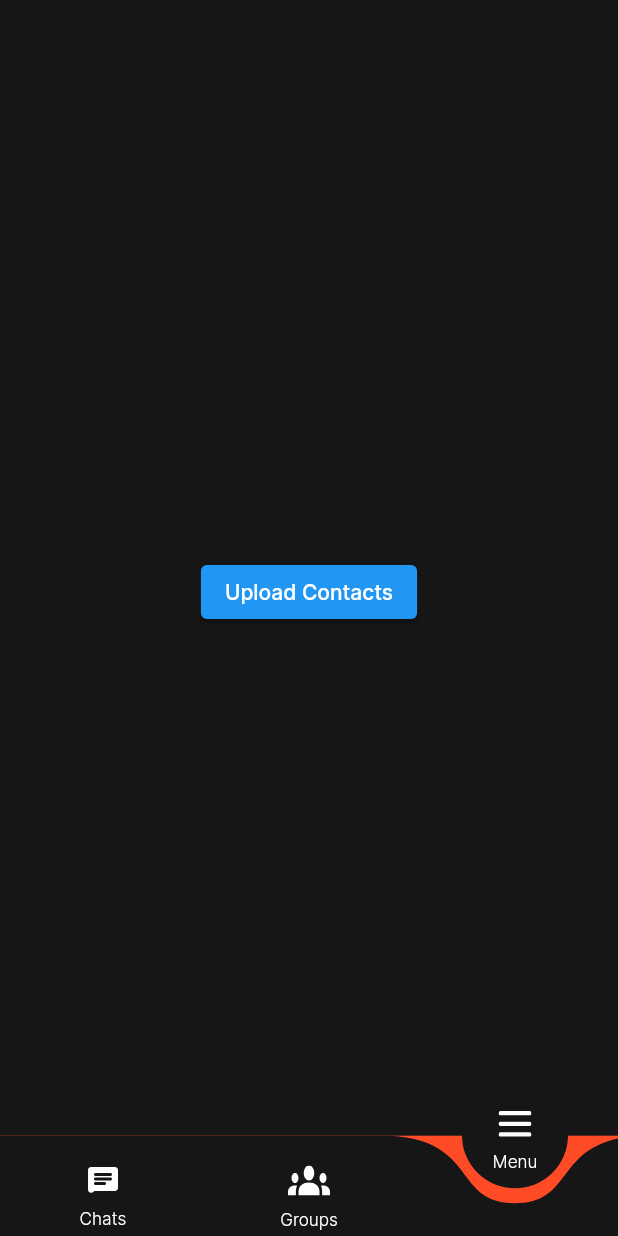
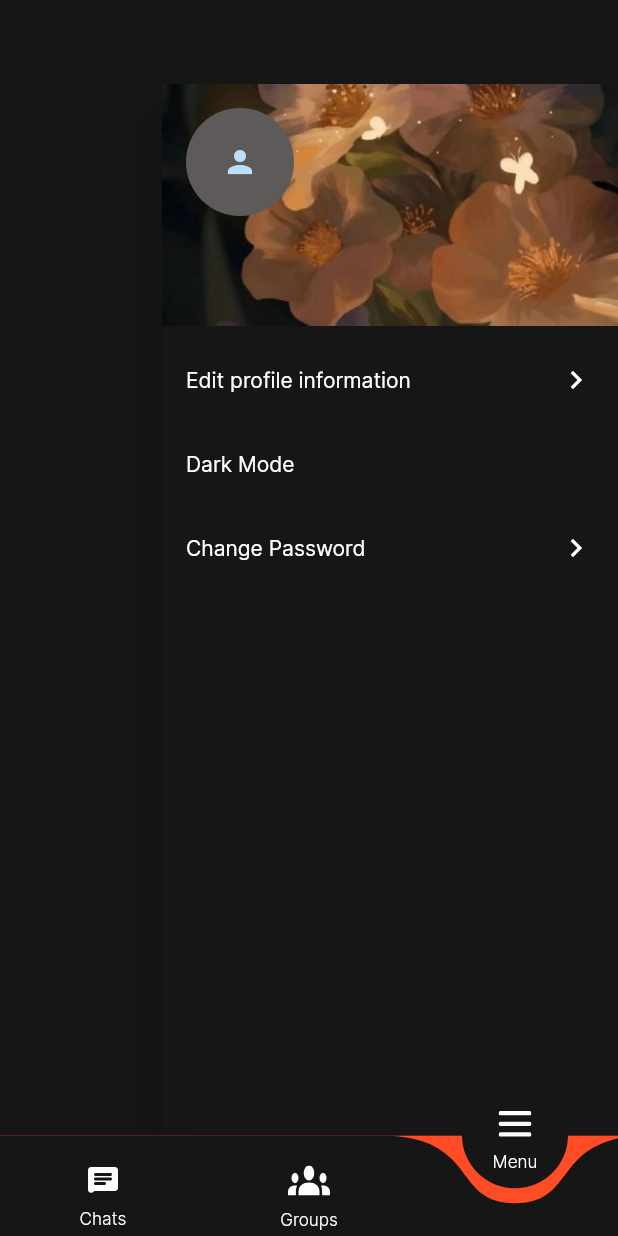
Before and after one commit to ibrahimfekry/Talker, a Flutter app: the HomeLayoutScreen screen opened by its route, item 3 of the bottom bar chosen, on a phone screen of 412 x 824 dp. Run offline on Flutter 3.47's test engine with Material 2 defaults, Android fonts, the phone set to English and light mode, and no system bars; drawn by our look-alikes of curved_navigation_bar; our stand-ins replace audioplayers, cloud_firestore, conditional_builder_null_safety, contacts_service, file_picker, firebase_auth and 10 more; missing offline and left inert: flutter_cached_pdfview, flutter_facebook_auth, flutter_sound_lite; accounts and stored records are empty; network calls fail; project files that could hold a hidden picture were left out.

Commit message:
menu_screen

```diff
--- a/lib/modules/group_chats/add_members_in_group-info.dart
+++ b/lib/modules/group_chats/add_members_in_group-info.dart
@@ -45,7 +45,8 @@ class _AddMembersInGroupInfoState extends State<AddMembersInGroupInfo> {
         if(state is AddMemberGroupInfoSuccess){
           Navigator.push(context, MaterialPageRoute(builder: (context)=> GroupChatRoom(
               groupName: widget.groupName,
-              groupChatId: widget.groupId,)));
+              groupChatId: widget.groupId,
+              idAddMemberFromGroup: true,)));
         }
       },
       builder: (context, state) {
--- a/lib/modules/group_chats/group_chat_room.dart
+++ b/lib/modules/group_chats/group_chat_room.dart
@@ -23,10 +23,11 @@ import '../contact_screen/contact_screen.dart';
 import 'group_info.dart';
 
 class GroupChatRoom extends StatefulWidget {
-  GroupChatRoom({Key? key, required this.groupChatId, required this.groupName, this.isGroupChat = false})
+  GroupChatRoom({Key? key, required this.groupChatId, required this.groupName, this.isGroupChat = false, this.idAddMemberFromGroup = false})
       : super(key: key);
   final String groupChatId, groupName;
   bool? isGroupChat;
+  bool? idAddMemberFromGroup;
 
   @override
   State<GroupChatRoom> createState() => _GroupChatRoomState();
@@ -51,6 +52,12 @@ class _GroupChatRoomState extends State<GroupChatRoom> {
     Future<bool> onBackPressed() async {
       if(widget.isGroupChat == true){
         widget.isGroupChat = false;
+        Navigator.pop(context);
+        Navigator.pop(context);
+      }else if (widget.idAddMemberFromGroup == true){
+        widget.idAddMemberFromGroup = false;
+        Navigator.pop(context);
+        Navigator.pop(context);
         Navigator.pop(context);
         Navigator.pop(context);
       }else{
--- a/lib/modules/menu_screen/menu_screen.dart
+++ b/lib/modules/menu_screen/menu_screen.dart
@@ -1,10 +1,22 @@
+import 'package:cloud_firestore/cloud_firestore.dart';
 import 'package:contacts_service/contacts_service.dart';
+import 'package:firebase_auth/firebase_auth.dart';
 import 'package:flutter/material.dart';
+import 'package:flutter_bloc/flutter_bloc.dart';
 import 'package:flutter_screenutil/flutter_screenutil.dart';
+import 'package:flutter_svg/svg.dart';
 import 'package:permission_handler/permission_handler.dart';
+import 'package:talki/shared/cubit/login_register_cubit/login_states.dart';
+
+import '../../models/users_model.dart';
+import '../../shared/components/widgets/add_member_Item.dart';
+import '../../shared/components/widgets/text_widget.dart';
+import '../../shared/constants/colors.dart';
+import '../../shared/cubit/login_register_cubit/login_cubit.dart';
 
 class MenuScreen extends StatefulWidget {
   static String id = 'MenuScreen';
+
   const MenuScreen({super.key});
 
   @override
@@ -12,68 +24,84 @@ class MenuScreen extends StatefulWidget {
 }
 
 class _MenuScreenState extends State<MenuScreen> {
-  final _scaffoldKey = GlobalKey<ScaffoldState>();
-
-  List<Contact> contacts = [];
-  bool isLoading = true;
 
   @override
   void initState() {
     super.initState();
-    getContactPermission();
-  }
-
-  void getContactPermission() async {
-    if (await Permission.contacts.isGranted) {
-      await fetchContacts();
-    } else {
-      await Permission.contacts.request();
-    }
-  }
-
-  Future fetchContacts() async {
-    contacts = await ContactsService.getContacts();
-
-    setState(() {
-      isLoading = false;
-    });
   }
 
   @override
   Widget build(BuildContext context) {
-    return Center(
-      child: isLoading
-          ? Center(
-        child: CircularProgressIndicator(),
-      )
-          : SingleChildScrollView(
+    LoginCubit loginCubit = LoginCubit.get(context);
+    return BlocConsumer<LoginCubit, LoginStates>(
+      listener: (context, state) {},
+      builder: (context, state) {
+        return Container(
+          height: double.infinity,
+          alignment: Alignment.topRight,
+          child: Drawer(
+            backgroundColor: scaffoldColorDark,
             child: Column(
               children: [
-            ElevatedButton(
-                onPressed: () {}, child: const Text('Upload Contacts')),
-            SizedBox(
-              height: 20.h,
+                UserAccountsDrawerHeader(
+                  decoration: const BoxDecoration(
+                    image: DecorationImage(
+                        fit: BoxFit.cover,
+                        image: AssetImage('assets/images/background_drawer.jpeg')),
                   ),
-            ListView.builder(
-                itemCount: contacts.length,
-                shrinkWrap: true,
-                itemBuilder: (context, index) {
-                  return Container(
-                    color: Colors.white,
-                    child: Column(
-                      children: [
-                        Text(contacts[index].displayName!),
-                        SizedBox(
-                          height: 3.h,
+                  currentAccountPicture: CircleAvatar(
+                    backgroundColor: silverColor,
+                    child: FirebaseAuth.instance.currentUser?.photoURL != null ?
+                    Image(image: NetworkImage('${FirebaseAuth.instance.currentUser?.photoURL}'),) : const Icon(Icons.person),
                   ),
-                        Text(contacts[index].phones![0].value.toString()),
-                      ],
+                  accountName: DefaultText(
+                    text: FirebaseAuth.instance.currentUser?.displayName,
+                    fontColor: whiteColor,
+                    fontSize: 14.sp,
                   ),
-                  );
-                }),
+                  accountEmail: DefaultText(
+                    text: FirebaseAuth.instance.currentUser?.email,
+                    fontColor: whiteColor,
+                    fontSize: 12.sp,
+                  ),
+                ),
+                ListTile(
+                  onTap: () {},
+                  //leading: SvgPicture.asset('assets/images/profile_edit.svg'),
+                  title: DefaultText(
+                      text: 'Edit profile information',
+                      fontWeight: FontWeight.w400,
+                      fontColor: whiteColor,
+                      fontSize: 14),
+                  trailing: Icon(
+                    Icons.chevron_right,
+                    color: whiteColor,
+                  ),
+                ),
+                ListTile(
+                  onTap: () {},
+                  //leading: SvgPicture.asset('assets/images/dark-mode.svg'),
+                  title: DefaultText(
+                      text: 'Dark Mode',
+                      fontWeight: FontWeight.w400,
+                      fontColor: whiteColor,
+                      fontSize: 14),
+                ),
+                ListTile(
+                  onTap: () {},
+                  //leading: SvgPicture.asset('assets/images/lock.svg'),
+                  title: DefaultText(
+                      text: 'Change Password',
+                      fontWeight: FontWeight.w400,
+                      fontColor: whiteColor,
+                      fontSize: 14),
+                  trailing: Icon(Icons.chevron_right, color: whiteColor),
+                ),
               ],
             ),
           ),
         );
+      },
+    );
   }
 }
--- a/lib/modules/register_screen/register_screen.dart
+++ b/lib/modules/register_screen/register_screen.dart
@@ -1,4 +1,8 @@
 import 'package:conditional_builder_null_safety/conditional_builder_null_safety.dart';
+import 'package:firebase_auth/firebase_auth.dart';
+import 'package:firebase_auth/firebase_auth.dart';
+import 'package:firebase_auth/firebase_auth.dart';
+import 'package:firebase_auth/firebase_auth.dart';
 import 'package:flutter/material.dart';
 import 'package:flutter_bloc/flutter_bloc.dart';
 import 'package:flutter_screenutil/flutter_screenutil.dart';
@@ -35,6 +39,8 @@ class RegisterScreen extends StatelessWidget {
     return BlocConsumer <LoginCubit, LoginStates> (
         listener: (context, state){
           if (state is RegisterSuccessState){
+            FirebaseAuth.instance.currentUser?.updateDisplayName('${firstNameController.text} ${lastNameController.text}');
+            FirebaseAuth.instance.currentUser?.updatePhotoURL('${loginCubit.url}');
             Navigator.pushNamed(context, HomeLayoutScreen.id, arguments: emailId);
           }
           if(state is RegisterSuccessState || state is RegisterErrorState){
@@ -83,7 +89,7 @@ class RegisterScreen extends StatelessWidget {
                                         borderRadius: BorderRadius.circular(50),
                                       ),
                                       clipBehavior: Clip.antiAliasWithSaveLayer,
-                                      child: Image(image: NetworkImage('${loginCubit.url}'), )
+                                      child: Image(image: NetworkImage('${loginCubit.url}'),)
                               )
                           ),
                         ),
@@ -249,6 +255,7 @@ class RegisterScreen extends StatelessWidget {
                                           urlImage: loginCubit.url,
                                           context: context
                                       );
+
                                     }
                                   }
                                 },
--- a/lib/shared/cubit/login_register_cubit/login_cubit.dart
+++ b/lib/shared/cubit/login_register_cubit/login_cubit.dart
@@ -59,15 +59,7 @@ class LoginCubit extends Cubit<LoginStates> {
     emit(ChangeEnsurePasswordRegisterVisibility());
   }
 
-  createUser(
-      {email,
-      firstName,
-      lastName,
-      password,
-      ensurePassword,
-      date,
-      context,
-      urlImage}) async {
+  createUser({email, firstName, lastName, password, ensurePassword, date, context, urlImage}) async {
     emit(RegisterLoadingState());
     userCredentialRegister = await registerAuth
         .createUserWithEmailAndPassword(email: email, password: password)
@@ -87,7 +79,6 @@ class LoginCubit extends Cubit<LoginStates> {
         'status': 'Offline',
         'uid': FirebaseAuth.instance.currentUser?.uid,
       });
-      userCredentialRegister?.user?.updateDisplayName('$firstName$lastName');
       print('name is = ${userCredentialRegister?.user?.displayName}');
       emit(RegisterSuccessState());
     }).catchError((e) {
```
Also changed, not shown: assets/images/background_drawer.jpeg (added). Lines whose indentation alone changed are shown as unchanged.
